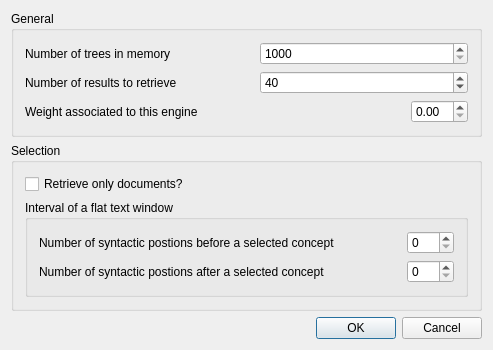
Before: the Qt Designer form xmlengine/frontend/qt/genginexml.ui in pfrancq/galilei, drawn with Qt 5.
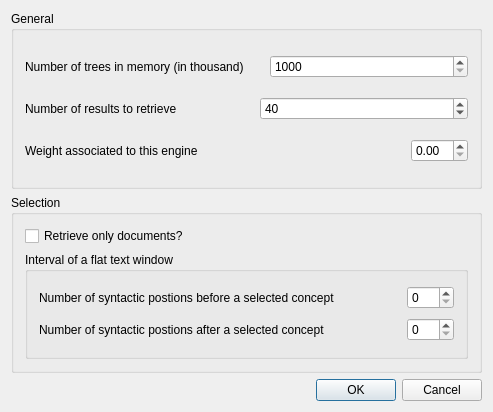
After: the same form once the commit is applied.

Commit message: - Use the methods from 'GObjects' that extract information directly from the records than creating 'GConceptTree' instances.

```diff
--- a/xmlengine/frontend/qt/genginexml.ui
+++ b/xmlengine/frontend/qt/genginexml.ui
@@ -7,7 +7,7 @@
     <x>0</x>
     <y>0</y>
     <width>493</width>
-    <height>342</height>
+    <height>412</height>
    </rect>
   </property>
   <property name="sizePolicy">
@@ -42,7 +42,7 @@
           <item>
            <widget class="QLabel" name="textLabel1_3">
             <property name="text">
-             <string>Number of trees in memory</string>
+             <string>Number of trees in memory (in thousand)</string>
             </property>
             <property name="wordWrap">
              <bool>false</bool>
```
The commit also changes 7 other files.
